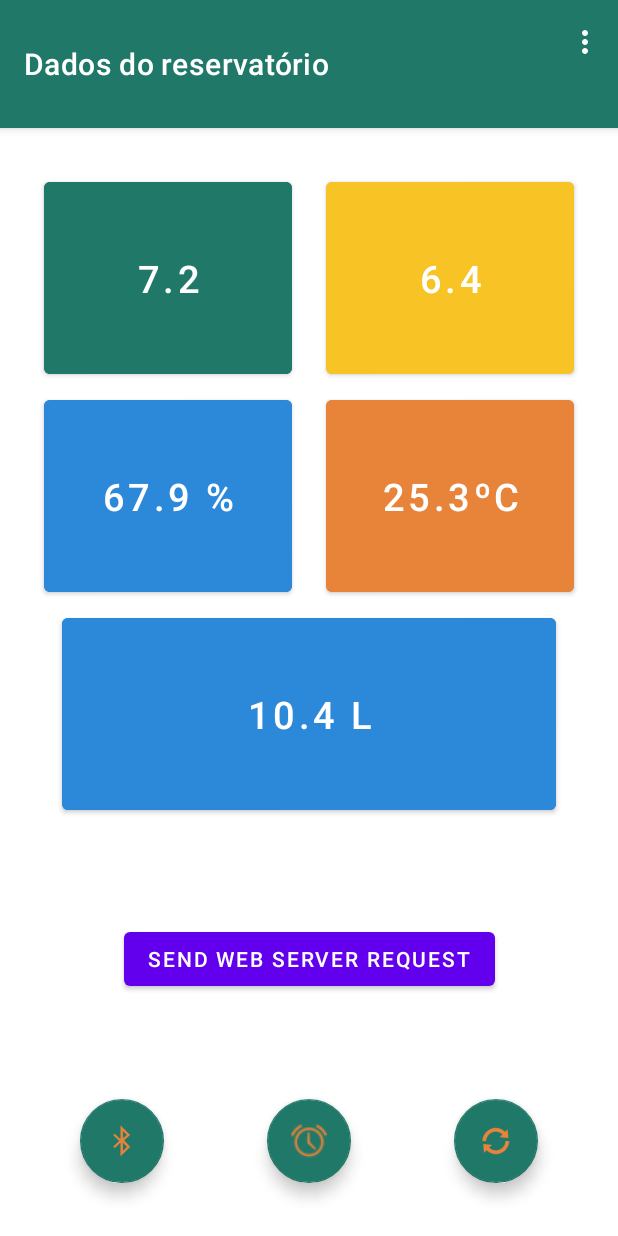
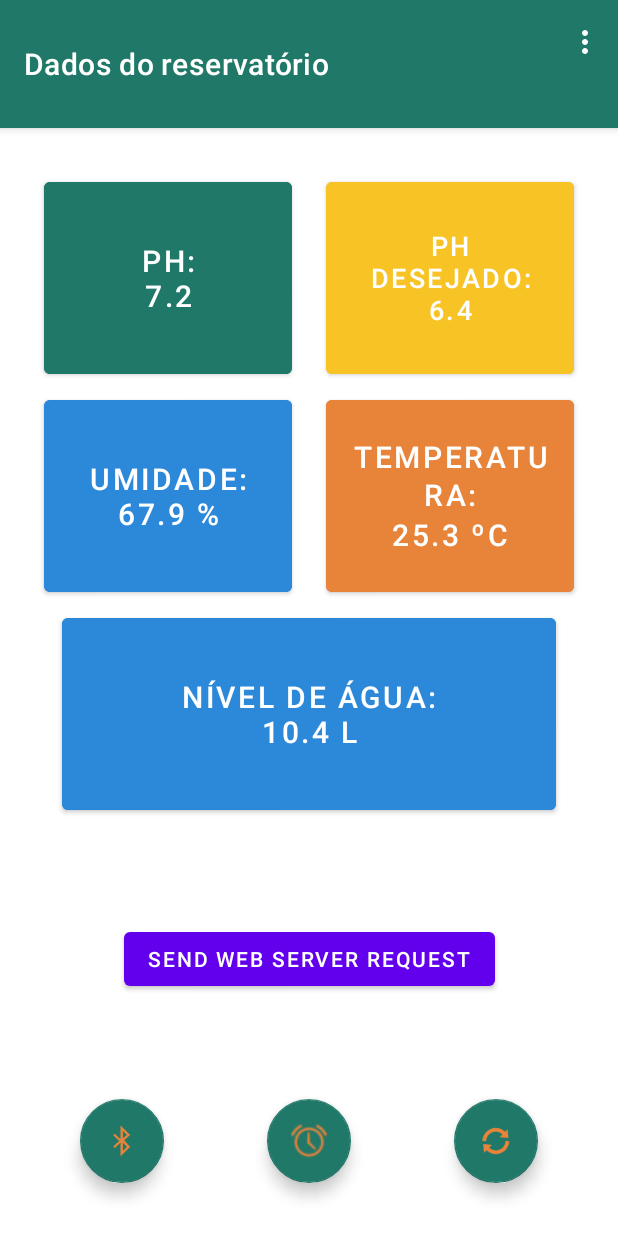
Before and after one commit to VitorCaversan/Minigaia_App, an Android app: the screen it shows after launch (MainActivity), on a phone screen of 412 x 824 dp. Run offline under Robolectric (Android 15) with nearby library versions, the phone set to English and light mode, and no system bars; our stand-ins replace navigation-ui; 2 statements that could not run were skipped.

Commit message:
Corrects daia bug and changes button texts.

```diff
--- a/app/src/main/java/com/example/minigaia/MainActivity.java
+++ b/app/src/main/java/com/example/minigaia/MainActivity.java
@@ -88,12 +88,8 @@ public class MainActivity extends AppCompatActivity {
         this.createTableContent(this.sensorData);
 
         // Sets initial text for the buttons
-        binding.phButton.setText(this.sensorData.getPh());
-        binding.desiredPhBtn.setText(this.sensorData.getDesiredPh());
-        binding.humidityBtn.setText(this.sensorData.getHumidity() + " %");
-        //binding.temperatureButton.setText(this.sensorData.getTemperature()) + " ºC");
+        updateButtonsText();
         updateTemperature();
-        binding.waterLvlBtn.setText(this.sensorData.getWaterLvl() + " L");
 
         ///////////////// THIS CAME WITH THE TEMPLATE (??) ///////////////////
 
@@ -142,82 +138,6 @@ public class MainActivity extends AppCompatActivity {
                 createTextInput(DESIRED_PH_BTN);
             }
         });
-    }
-
-    private void createTextInput(int pressedBtn)
-    {
-        AlertDialog.Builder builder = new AlertDialog.Builder(MainActivity.this);
-        builder.setTitle("Your desired pH value:");
-
-        // Sets up the input
-        final EditText input = new EditText(MainActivity.this);
-        input.setInputType(InputType.TYPE_CLASS_TEXT);
-        builder.setView(input);
-
-        // Sets up the buttons
-        builder.setPositiveButton("OK", new DialogInterface.OnClickListener() {
-            @Override
-            public void onClick(DialogInterface dialog, int which) {
-                String enteredText = input.getText().toString();
-
-                switch (pressedBtn)
-                {
-                    case DESIRED_PH_BTN:
-                    {
-                        treatDesiredPhBtn(enteredText);
-                    }
-                    break;
-                    // Other buttons
-                }
-            }
-        });
-        builder.setNegativeButton("Cancelar", new DialogInterface.OnClickListener() {
-            @Override
-            public void onClick(DialogInterface dialog, int which) {
-                dialog.cancel();
-            }
-        });
-
-        builder.show();
-    }
-
-    public void openTimeActivity(View view)
-    {
-        // Puts extra values in a buffer to be read when initializing the target activity
-        this.timeIntent.putExtra("earlyMeasureTime", this.sensorData.getearlyMeasureTime());
-        int requestCode = 1;
-
-        startActivityForResult(this.timeIntent, requestCode);
-    }
-
-    private void treatDesiredPhBtn(String enteredText)
-    {
-        try
-        {
-            double value = Double.parseDouble(enteredText);
-
-            if ((value < 0) || (value > 14))
-            {
-                Toast.makeText(MainActivity.this, "Valor fora dos limites 0 < pH < 14",
-                        Toast.LENGTH_SHORT).show();
-            }
-            else
-            {
-                this.sensorData.setDesiredPh(enteredText);
-                binding.desiredPhBtn.setText(enteredText);
-
-                if ((value < 5) || (value > 9))
-                {
-                    Toast.makeText(MainActivity.this, "É recomendável um valor entre 5 e 9",
-                            Toast.LENGTH_LONG).show();
-                }
-            }
-        }
-        catch (NumberFormatException nF)
-        {
-            Toast.makeText(MainActivity.this, "Formato errado",
-                    Toast.LENGTH_SHORT).show();
-        }
     }
 
     @Override
@@ -291,6 +211,98 @@ public class MainActivity extends AppCompatActivity {
         }
     }
 
+    private void createTextInput(int pressedBtn)
+    {
+        AlertDialog.Builder builder = new AlertDialog.Builder(MainActivity.this);
+        builder.setTitle("Your desired pH value:");
+
+        // Sets up the input
+        final EditText input = new EditText(MainActivity.this);
+        input.setInputType(InputType.TYPE_CLASS_TEXT);
+        builder.setView(input);
+
+        // Sets up the buttons
+        builder.setPositiveButton("OK", new DialogInterface.OnClickListener() {
+            @Override
+            public void onClick(DialogInterface dialog, int which) {
+                String enteredText = input.getText().toString();
+
+                switch (pressedBtn)
+                {
+                    case DESIRED_PH_BTN:
+                    {
+                        treatDesiredPhBtn(enteredText);
+                    }
+                    break;
+                    // Other buttons
+                }
+            }
+        });
+        builder.setNegativeButton("Cancelar", new DialogInterface.OnClickListener() {
+            @Override
+            public void onClick(DialogInterface dialog, int which) {
+                dialog.cancel();
+            }
+        });
+
+        builder.show();
+    }
+
+    public void openTimeActivity(View view)
+    {
+        // Puts extra values in a buffer to be read when initializing the target activity
+        this.timeIntent.putExtra("earlyMeasureTime", this.sensorData.getearlyMeasureTime());
+        int requestCode = 1;
+
+        startActivityForResult(this.timeIntent, requestCode);
+    }
+
+    private void treatDesiredPhBtn(String enteredText)
+    {
+        try
+        {
+            double value = Double.parseDouble(enteredText);
+
+            if ((value < 0) || (value > 14))
+            {
+                Toast.makeText(MainActivity.this, "Valor fora dos limites 0 < pH < 14",
+                        Toast.LENGTH_SHORT).show();
+            }
+            else
+            {
+                this.sensorData.setDesiredPh(enteredText);
+                updateButtonsText();
+
+                if ((value < 5) || (value > 9))
+                {
+                    Toast.makeText(MainActivity.this, "É recomendável um valor entre 5 e 9",
+                            Toast.LENGTH_LONG).show();
+                }
+            }
+        }
+        catch (NumberFormatException nF)
+        {
+            Toast.makeText(MainActivity.this, "Formato errado",
+                    Toast.LENGTH_SHORT).show();
+        }
+    }
+
+    /**
+     * Function that updates all the screen button with the values of sensorData
+     */
+    private void updateButtonsText()
+    {
+        String auxString = getString(R.string.pH) + "\n" + this.sensorData.getPh();
+        binding.phButton.setText(auxString);
+        auxString = getString(R.string.desired_pH) + "\n" + this.sensorData.getDesiredPh();
+        binding.desiredPhBtn.setText(auxString);
+        auxString = getString(R.string.humidity) + "\n" + this.sensorData.getHumidity() + " %";
+        binding.humidityBtn.setText(auxString);
+        auxString = getString(R.string.temperature) + "\n" + this.sensorData.getTemperature() + " ºC";
+        binding.temperatureButton.setText(auxString);
+        auxString = getString(R.string.water_lvl) + "\n" + this.sensorData.getWaterLvl() + " L";
+        binding.waterLvlBtn.setText(auxString);
+    }
 
     /**
      * Sets default values for a table layout in this context
@@ -426,7 +438,7 @@ public class MainActivity extends AppCompatActivity {
             }
         });
 
-        binding.temperatureButton.setText(this.sensorData.getTemperature() + "ºC");
+        updateButtonsText();
     }
     public void toggleLED() {
         ESP32Service service = retrofit.create(ESP32Service.class);
--- a/app/src/main/res/layout/activity_main.xml
+++ b/app/src/main/res/layout/activity_main.xml
@@ -39,7 +39,7 @@
         android:layout_marginTop="115dp"
         android:backgroundTint="@color/dark_green"
         android:text="Button"
-        android:textSize="25dp"
+        android:textSize="20dp"
         app:layout_constraintWidth_percent="0.4"
         app:layout_constraintEnd_toEndOf="parent"
         app:layout_constraintHorizontal_bias="0.12"
@@ -53,7 +53,7 @@
         android:layout_marginTop="115dp"
         android:backgroundTint="@color/yellow"
         android:text="Button"
-        android:textSize="25dp"
+        android:textSize="18dp"
         app:layout_constraintWidth_percent="0.4"
         app:layout_constraintEnd_toEndOf="parent"
         app:layout_constraintHorizontal_bias="0.88"
@@ -67,7 +67,7 @@
         android:layout_marginTop="5dp"
         android:backgroundTint="@color/light_blue"
         android:text="Button"
-        android:textSize="25dp"
+        android:textSize="20dp"
         app:layout_constraintWidth_percent="0.4"
         app:layout_constraintEnd_toEndOf="parent"
         app:layout_constraintHorizontal_bias="0.12"
@@ -81,7 +81,7 @@
         android:layout_marginTop="5dp"
         android:backgroundTint="@color/orange"
         android:text="Button"
-        android:textSize="25dp"
+        android:textSize="20dp"
         app:layout_constraintWidth_percent="0.4"
         app:layout_constraintEnd_toEndOf="parent"
         app:layout_constraintHorizontal_bias="0.88"
@@ -95,7 +95,7 @@
         android:layout_marginTop="5dp"
         android:backgroundTint="@color/light_blue"
         android:text="Button"
-        android:textSize="25dp"
+        android:textSize="20dp"
         app:layout_constraintWidth_percent="0.8"
         app:layout_constraintEnd_toEndOf="parent"
         app:layout_constraintStart_toStartOf="parent"
--- a/app/src/main/res/values/strings.xml
+++ b/app/src/main/res/values/strings.xml
@@ -11,6 +11,11 @@
     <string name="time_btn_string">Go to th pH probe scheduler</string>
     <string name="bluetooth_btn_string">Connect to your micro-controller via bluetooth</string>
     <string name="home_btn_string">Get back to the starting screen</string>
+    <string name="pH">pH:</string>
+    <string name="desired_pH">pH desejado:</string>
+    <string name="humidity">Umidade:</string>
+    <string name="temperature">Temperatura:</string>
+    <string name="water_lvl">Nível de água:</string>
 
     <string name="hello_first_fragment">Hello first fragment</string>
     <string name="hello_second_fragment">Hello second fragment. Arg: %1$s</string>
```
Also changed, not shown: app/src/main/java/com/example/minigaia/TimesActivity.java (+31 -18 lines).
